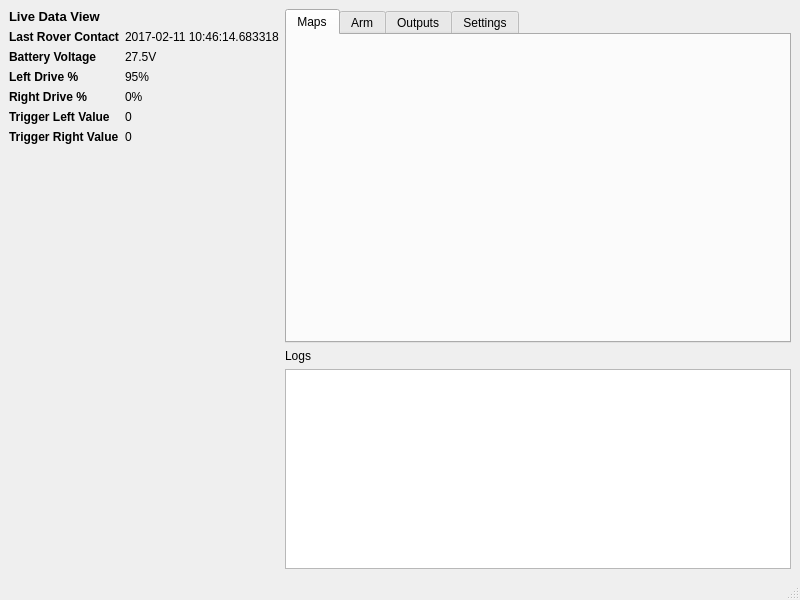
The window that basestation/Resources/UI/RoverBaseStation.ui (OSURoboticsClub/Rover_2016_2017) describes before a commit, drawn with Qt 5.
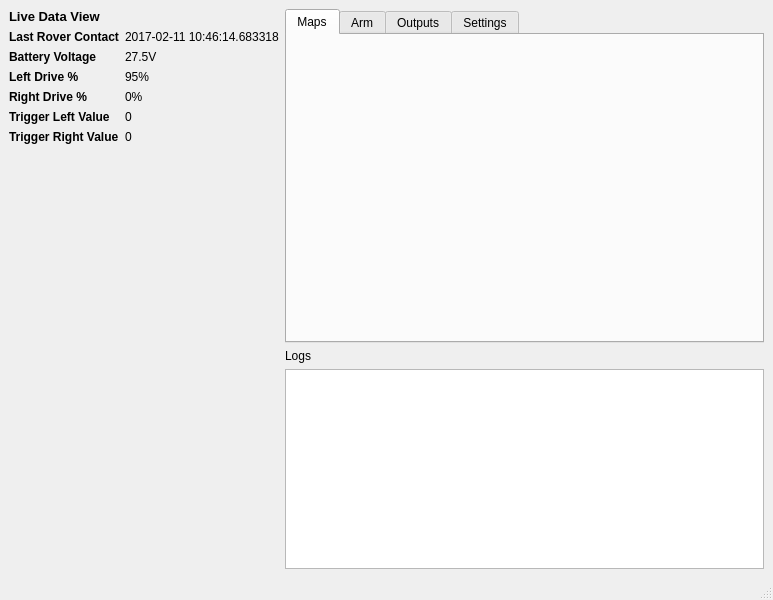
The same window after the commit.

Commit message: Instatiated new UI plus a few features.

The edit to the form file:
```diff
--- a/basestation/Resources/UI/RoverBaseStation.ui
+++ b/basestation/Resources/UI/RoverBaseStation.ui
@@ -6,7 +6,7 @@
    <rect>
     <x>0</x>
     <y>0</y>
-    <width>800</width>
+    <width>773</width>
     <height>600</height>
    </rect>
   </property>
```
The commit also changes 5 other files.
